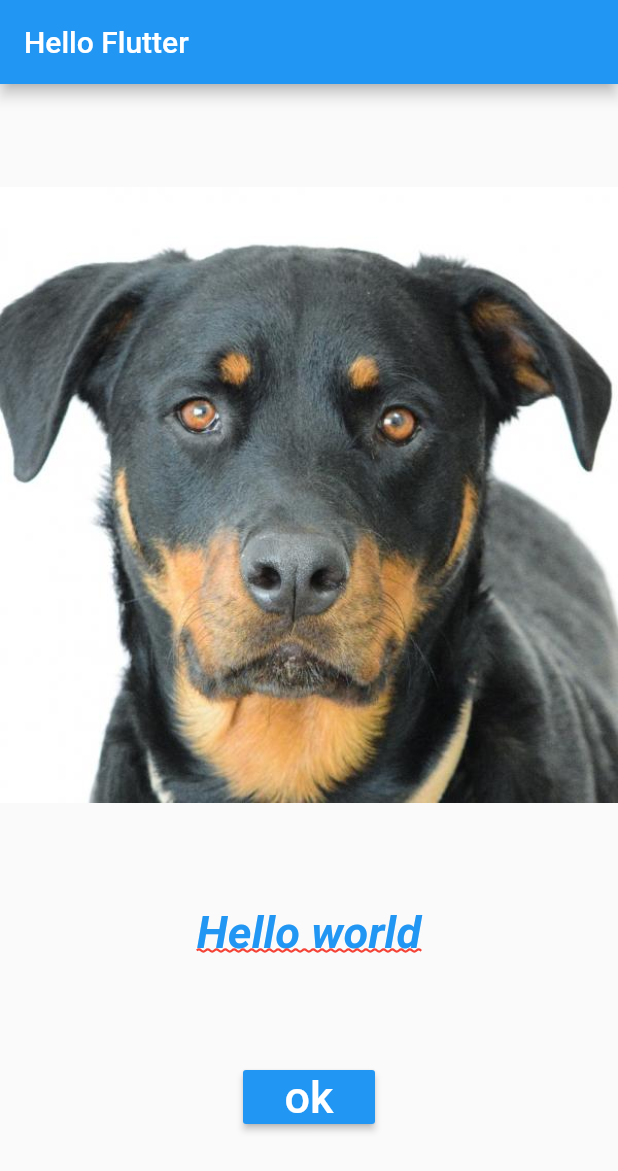
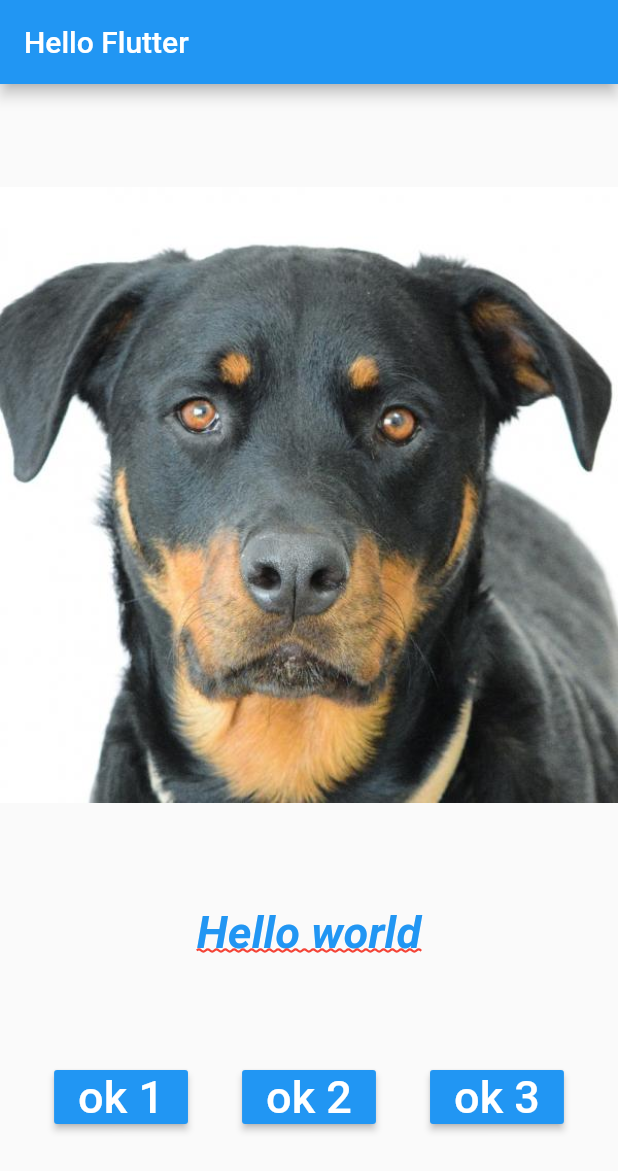
Before and after one commit to FrancaTM/flutter-hello, a Flutter app: the screen it shows after launch, on a phone screen of 412 x 824 dp. Shown: the top 1171 px of the screen. Run offline on Flutter 3.47's test engine with Material 2 defaults, Android fonts, the phone set to English and light mode, and no system bars.

```diff
--- a/lib/home_page.dart
+++ b/lib/home_page.dart
@@ -20,7 +20,14 @@ class HomePage extends StatelessWidget {
           children: <Widget>[
             _buildImage(),
             _buildText(),
-            _buildButton(),
+            Row(
+              mainAxisAlignment: MainAxisAlignment.spaceEvenly,
+              children: <Widget>[
+                _buildButton('ok 1', () => print('clicou ok 1')),
+                _buildButton('ok 2', () => print('clicou ok 2')),
+                _buildButton('ok 3', () => print('clicou ok 3')),
+              ],
+            ),
           ],
         ),
       ),
@@ -49,12 +56,12 @@ class HomePage extends StatelessWidget {
     );
   }
 
-  RaisedButton _buildButton() {
+  RaisedButton _buildButton(String s, Function onPressedOk) {
     return RaisedButton(
       color: Colors.blue,
-      onPressed: _onPressedOk,
+      onPressed: onPressedOk,
       child: Text(
-        'ok',
+        '$s',
         style: TextStyle(
           fontSize: 30.0,
           color: Colors.white,
```
